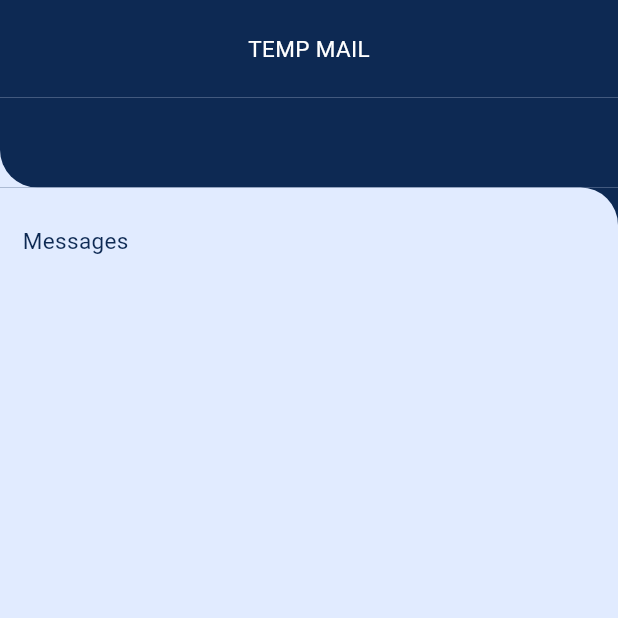
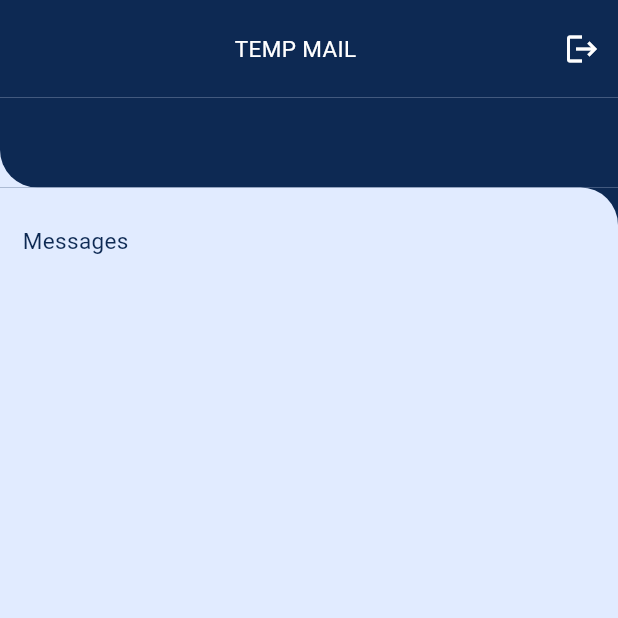
Before and after one commit to emonxcode/TEMP-MAIL-Qtec-task-project, a Flutter app: the MessagesScreen screen opened directly, on a phone screen of 412 x 824 dp, the top half of it. Run offline on Flutter 3.47's test engine with Material 3 defaults, Android fonts, the phone set to English and light mode, and no system bars; our stand-ins replace equatable, flutter_bloc, get_it, shared_preferences; accounts and stored records are empty; network calls fail; Roboto replaces fonts that are missing (Ador).

Commit message:
login status and splash screen

```diff
--- a/lib/src/application.dart
+++ b/lib/src/application.dart
@@ -2,6 +2,7 @@ import 'package:flutter/material.dart';
 import 'package:flutter_bloc/flutter_bloc.dart';
 import 'package:temp_mail/src/modules/domain_listing/bloc/domains.bloc.dart';
 import 'package:temp_mail/src/modules/inbox_messages/bloc/messages.bloc.dart';
+import 'package:temp_mail/src/modules/splash/splash.screen.dart';
 import 'modules/authentication/bloc/auth.bloc.dart';
 import 'modules/domain_listing/views/domains.screen.dart';
 
@@ -28,7 +29,7 @@ class Application extends StatelessWidget {
           colorScheme: ColorScheme.fromSeed(seedColor: Colors.deepPurple),
           useMaterial3: true,
         ),
-        home: const DomainsScreen(),
+        home: const SplashScreen(),
       ),
     );
   }
--- a/lib/src/modules/authentication/bloc/auth.bloc.dart
+++ b/lib/src/modules/authentication/bloc/auth.bloc.dart
@@ -48,6 +48,7 @@ class AuthenticationBloc extends Cubit<AuthenticationState> {
       if (response['token'] != null) {
         await LocalData.setToken(response['token']);
         await LocalData.setEmail("${state.emailTextController!.text}@$domain");
+        await LocalData.setLoginFlag(true);
 
         if (context.mounted) {
           context.pushAndRemoveUntil(const MessagesScreen());
--- a/lib/src/modules/authentication/views/auth.screen.dart
+++ b/lib/src/modules/authentication/views/auth.screen.dart
@@ -30,6 +30,7 @@ class AuthenticationScreen extends StatelessWidget {
                 title: appName,
                 subtitle: state.pageStatus == 0 ? login : create_email_account,
                 showBackBtn: true,
+                showActionBtn: false,
                 child: Column(
                   children: [
                     Flexible(
--- a/lib/src/modules/common/screen_wrapper.dart
+++ b/lib/src/modules/common/screen_wrapper.dart
@@ -13,12 +13,16 @@ class ScreenWrapperWidget extends StatelessWidget {
     required this.subtitle,
     required this.child,
     required this.showBackBtn,
+    required this.showActionBtn,
+    this.onActionPressed,
   });
 
   final String title;
   final String subtitle;
   final Widget child;
   final bool showBackBtn;
+  final bool showActionBtn;
+  final GestureTapCallback? onActionPressed;
 
   @override
   Widget build(BuildContext context) {
@@ -56,7 +60,15 @@ class ScreenWrapperWidget extends StatelessWidget {
                         color: ColorManager.whiteColor,
                       ),
                       const Spacer(),
-                      AppSpace.spaceW30
+                      if (!showActionBtn) AppSpace.spaceW30,
+                      if (showActionBtn)
+                        IconButton(
+                          onPressed: onActionPressed,
+                          icon: const Icon(
+                            Icons.logout,
+                            color: ColorManager.whiteColor,
+                          ),
+                        ),
                     ],
                   ),
                 ),
--- a/lib/src/modules/domain_listing/views/domains.screen.dart
+++ b/lib/src/modules/domain_listing/views/domains.screen.dart
@@ -34,6 +34,7 @@ class _DomainsScreenState extends State<DomainsScreen> {
         title: appName,
         subtitle: available_domain,
         showBackBtn: false,
+        showActionBtn: false,
         child: Column(
           crossAxisAlignment: CrossAxisAlignment.start,
           children: [
--- a/pubspec.yaml
+++ b/pubspec.yaml
@@ -30,9 +30,8 @@ flutter:
   uses-material-design: true
 
   # To add assets to your application, add an assets section, like this:
-  # assets:
-  #   - images/a_dot_burr.jpeg
-  #   - images/a_dot_ham.jpeg
+  assets:
+    - assets/images/
 
   # fonts:
   #   - family: Schyler
```
Also changed, not shown: lib/src/local/shared_preference_helper.dart (+8 -0 lines), lib/src/modules/inbox_messages/views/messages.screen.dart (+45 -0 lines), lib/src/modules/splash/splash.screen.dart (added, +50 -0 lines), assets/images/qtec.png (added).
